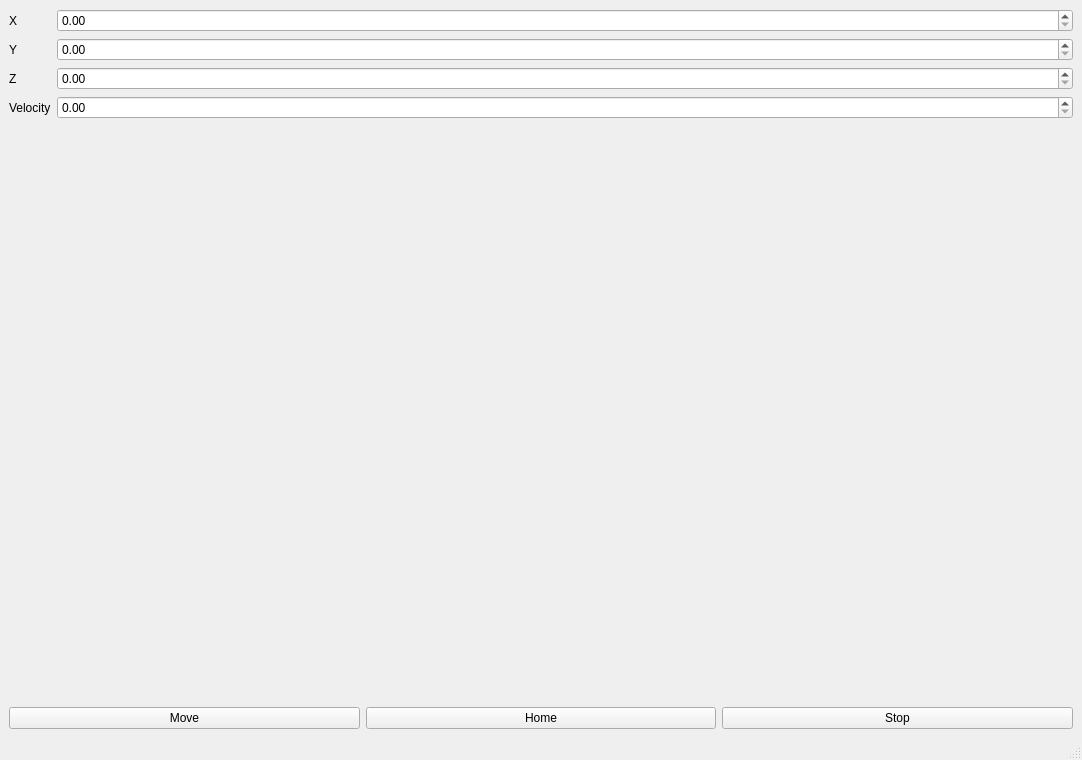
Old version of the form ui/main_window.ui in the repository UChicago-Yang-Lab/miniMBE-GUI-v2.
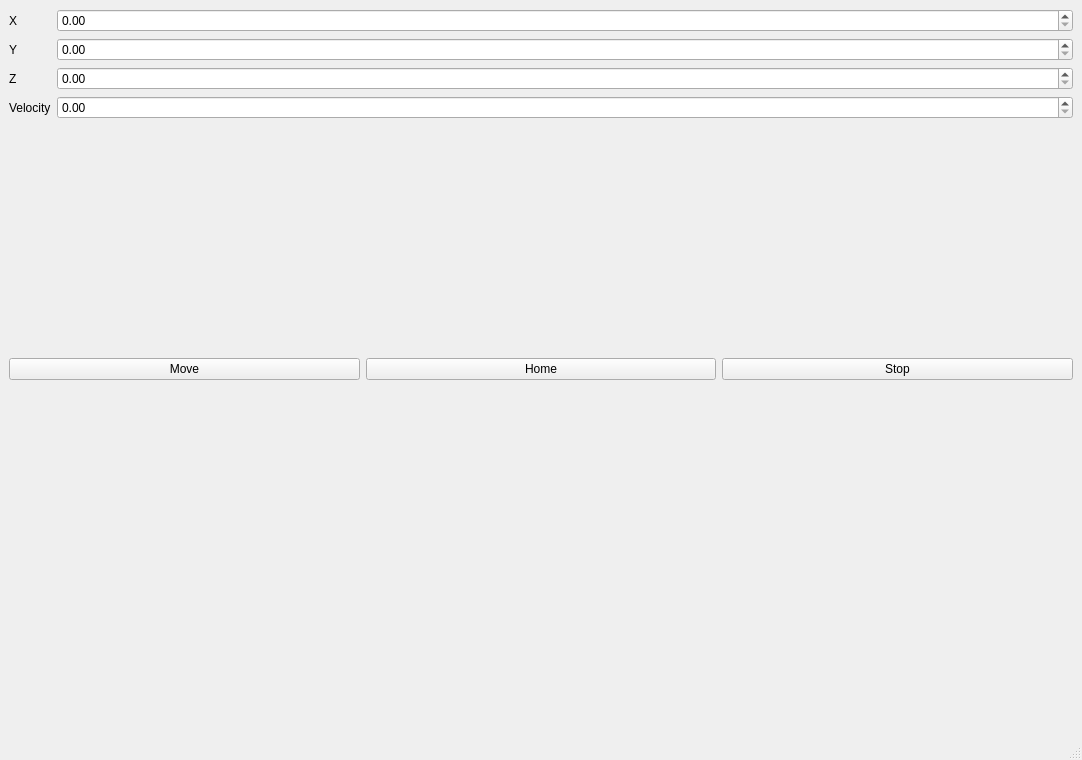
New version of the form.

Commit message: Enhance position plot with real data

What changed in the file:
```diff
--- a/ui/main_window.ui
+++ b/ui/main_window.ui
@@ -84,6 +84,9 @@
        </item>
       </layout>
      </item>
+     <item>
+      <widget class="QWidget" name="plotContainer"/>
+     </item>
     </layout>
    </widget>
   <widget class="QMenuBar" name="menubar">
```
The commit also changes 4 other files.
